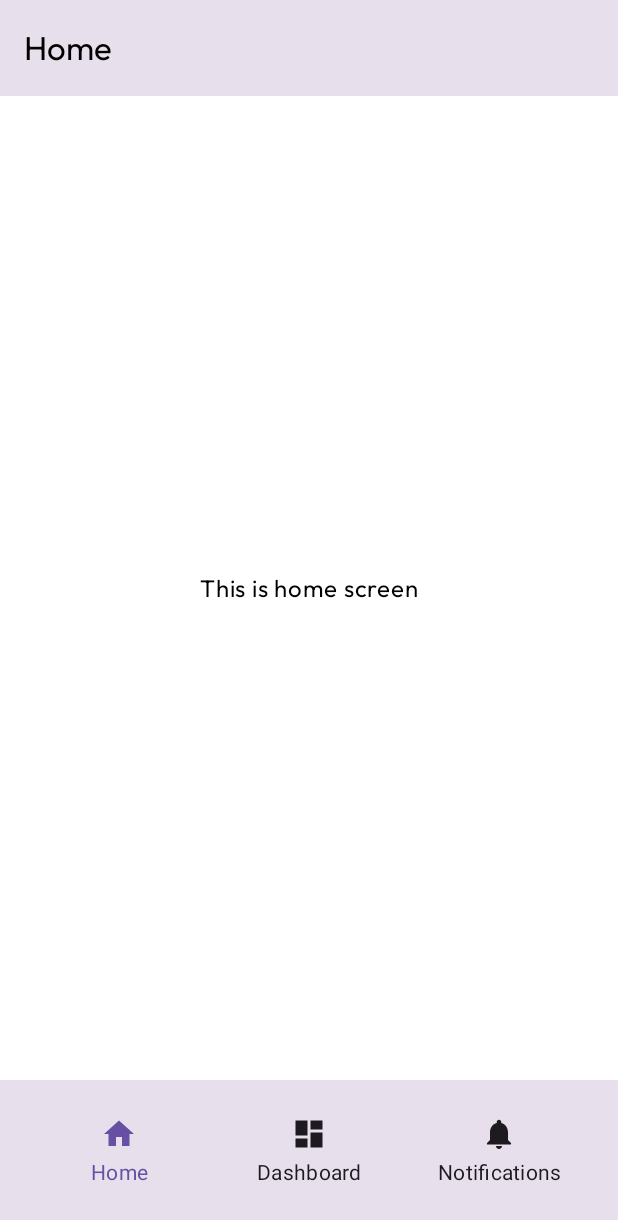
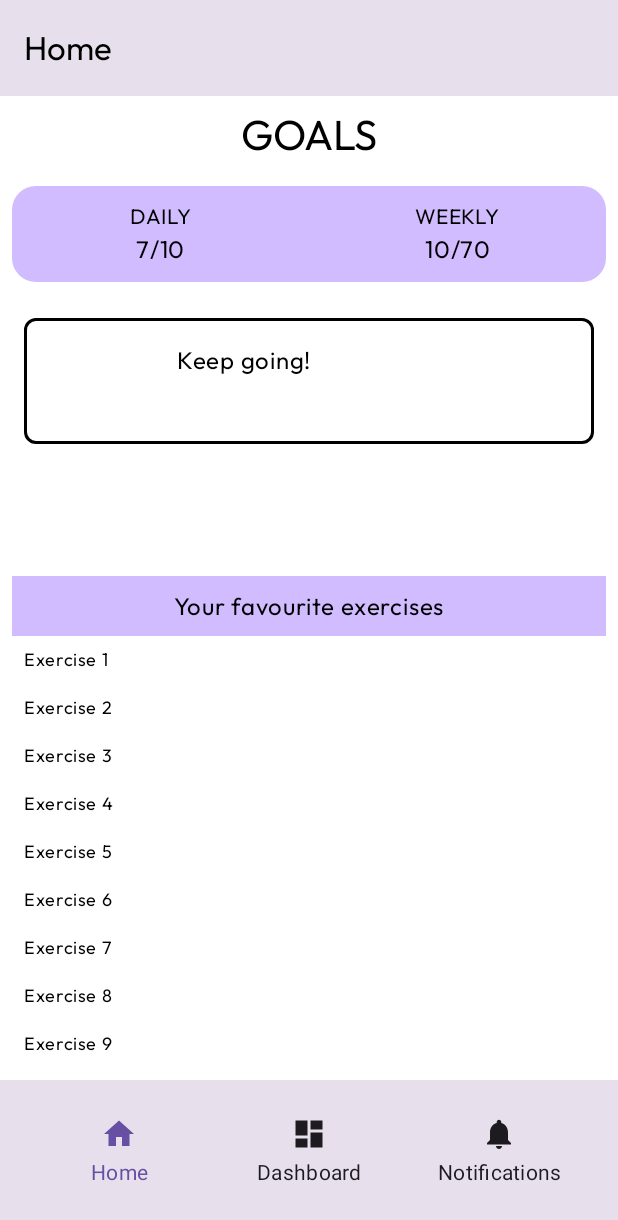
Before and after one commit to cristiangoncas/SnackMovement, an Android app built with Jetpack Compose: the screen it shows after launch (MainActivity), on a phone screen of 412 x 824 dp. Shown: the top 1220 px of the screen. Run offline under Robolectric (Android 15) with nearby library versions, the phone set to English and light mode, and no system bars.

Commit message:
Implementation of home screen

```diff
--- a/app/src/main/java/com/cristiangoncas/snackmovement/ui/dashboard/DashboardScreen.kt
+++ b/app/src/main/java/com/cristiangoncas/snackmovement/ui/dashboard/DashboardScreen.kt
@@ -26,7 +26,6 @@ fun DashboardScreen(
     viewModel: DashboardViewModel = viewModel(),
 ) {
     val state = viewModel.state.collectAsState()
-
     Screen {
         Scaffold(
             topBar = {
--- a/app/src/main/java/com/cristiangoncas/snackmovement/ui/home/HomeScreen.kt
+++ b/app/src/main/java/com/cristiangoncas/snackmovement/ui/home/HomeScreen.kt
@@ -1,9 +1,19 @@
 package com.cristiangoncas.snackmovement.ui.home
 
 import androidx.compose.foundation.background
+import androidx.compose.foundation.border
+import androidx.compose.foundation.layout.Arrangement
 import androidx.compose.foundation.layout.Box
+import androidx.compose.foundation.layout.Column
+import androidx.compose.foundation.layout.Row
 import androidx.compose.foundation.layout.fillMaxSize
+import androidx.compose.foundation.layout.fillMaxWidth
+import androidx.compose.foundation.layout.height
 import androidx.compose.foundation.layout.padding
+import androidx.compose.foundation.lazy.LazyColumn
+import androidx.compose.foundation.lazy.items
+import androidx.compose.foundation.shape.RoundedCornerShape
+import androidx.compose.material3.CircularProgressIndicator
 import androidx.compose.material3.ExperimentalMaterial3Api
 import androidx.compose.material3.MaterialTheme
 import androidx.compose.material3.Scaffold
@@ -14,8 +24,10 @@ import androidx.compose.runtime.Composable
 import androidx.compose.runtime.collectAsState
 import androidx.compose.ui.Alignment
 import androidx.compose.ui.Modifier
+import androidx.compose.ui.graphics.Color
 import androidx.compose.ui.res.stringResource
 import androidx.compose.ui.tooling.preview.Preview
+import androidx.compose.ui.unit.dp
 import androidx.lifecycle.viewmodel.compose.viewModel
 import com.cristiangoncas.snackmovement.R
 import com.cristiangoncas.snackmovement.ui.Screen
@@ -25,8 +37,6 @@ import com.cristiangoncas.snackmovement.ui.Screen
 fun HomeScreen(
     viewModel: HomeViewModel = viewModel(),
 ) {
-    val state = viewModel.state.collectAsState()
-
     Screen {
         Scaffold(
             topBar = {
@@ -40,19 +50,138 @@ fun HomeScreen(
                 )
             },
         ) { padding ->
+            val state = viewModel.state.collectAsState()
+            if (state.value.loading) {
                 Box(
                     modifier = Modifier
-                    .background(MaterialTheme.colorScheme.surface)
                         .fillMaxSize()
                         .padding(padding),
+                    contentAlignment = Alignment.Center
+                ) {
+                    CircularProgressIndicator()
+                }
+            }
+            Column(
+                modifier = Modifier
+                    .padding(padding)
+                    .fillMaxWidth()
+            ) {
+                Row(
+                    modifier = Modifier
+                        .fillMaxWidth()
+                        .padding(8.dp),
+                    horizontalArrangement = Arrangement.Center
                 ) {
                     Text(
-                    text = state.value.text,
+                        text = "GOALS",
                         color = MaterialTheme.colorScheme.onSurface,
-                    modifier = Modifier.align(Alignment.Center),
+                        style = MaterialTheme.typography.headlineMedium
+                    )
+
+                }
+                Row(
+                    modifier = Modifier
+                        .fillMaxWidth()
+                        .weight(0.25f)
+                        .padding(8.dp)
+                        .background(
+                            MaterialTheme.colorScheme.inversePrimary,
+                            RoundedCornerShape(16.dp)
+                        ),
+                    horizontalArrangement = Arrangement.Center
+                ) {
+                    Column(
+                        modifier = Modifier
+                            .weight(1f)
+                            .fillMaxSize()
+                            .padding(8.dp),
+                        verticalArrangement = Arrangement.Center,
+                        horizontalAlignment = Alignment.CenterHorizontally
+                    ) {
+                        Text(
+                            text = "DAILY",
+                            color = MaterialTheme.colorScheme.onSurface,
+                            style = MaterialTheme.typography.bodyMedium
+                        )
+                        Text(text = "7/10")
+                    }
+                    Column(
+                        modifier = Modifier
+                            .weight(1f)
+                            .fillMaxSize()
+                            .padding(8.dp),
+                        verticalArrangement = Arrangement.Center,
+                        horizontalAlignment = Alignment.CenterHorizontally
+                    ) {
+                        Text(
+                            text = "WEEKLY",
+                            color = MaterialTheme.colorScheme.onSurface,
+                            style = MaterialTheme.typography.bodyMedium
+                        )
+                        Text(text = "10/70")
+                    }
+                }
+
+                Box(
+                    modifier = Modifier
+                        .fillMaxWidth()
+                        .weight(0.36f)
+                        .padding(16.dp)
+                        .border(2.dp, Color.Black, RoundedCornerShape(8.dp))
+                        .background(MaterialTheme.colorScheme.onPrimary, RoundedCornerShape(4.dp)),
+                ) {
+                    Text(
+                        text = state.value.motivationalQuote,
+                        modifier = Modifier
+                            .padding(16.dp)
+                            .align(Alignment.Center)
+                    )
+                }
+
+                LazyColumn(
+                    modifier = Modifier.padding(8.dp),
+                    contentPadding = padding
+                ) {
+                    item {
+                        Box(
+                            modifier = Modifier
+                                .fillMaxWidth()
+                                .height(40.dp)
+                                .background(MaterialTheme.colorScheme.inversePrimary)
+                        ) {
+                            Text(
+                                text = stringResource(R.string.your_favourite_exercises),
+                                modifier = Modifier.align(Alignment.Center)
                             )
                         }
                     }
+                    items(exercises) { exercise ->
+                        ExerciseItem(exercise = exercise)
+                    }
+                    viewModel.onUiReady()
+                }
+
+
+            }
+
+        }
+    }
+}
+
+@Composable
+fun ExerciseItem(exercise: Exercise) {
+    Row(
+        modifier = Modifier
+            .fillMaxWidth()
+            .padding(8.dp),
+        verticalAlignment = Alignment.CenterVertically
+    ) {
+        Text(
+            text = exercise.name,
+            style = MaterialTheme.typography.bodySmall,
+            maxLines = 1,
+            modifier = Modifier
+        )
     }
 }
 
--- a/app/src/main/java/com/cristiangoncas/snackmovement/ui/home/HomeViewModel.kt
+++ b/app/src/main/java/com/cristiangoncas/snackmovement/ui/home/HomeViewModel.kt
@@ -1,15 +1,37 @@
 package com.cristiangoncas.snackmovement.ui.home
 
 import androidx.lifecycle.ViewModel
+import androidx.lifecycle.viewModelScope
 import kotlinx.coroutines.flow.MutableStateFlow
 import kotlinx.coroutines.flow.asStateFlow
+import kotlinx.coroutines.launch
+
 
 class HomeViewModel : ViewModel() {
 
     private val _state = MutableStateFlow(UIState())
-    val state get() = _state.asStateFlow()
+    val state get()= _state.asStateFlow()
+
+    fun onUiReady(){
+        viewModelScope.launch {
+            _state.value = UIState(loading = true)
+            _state.value = UIState(loading = false, exercises = listOf("Running","Walking","Cycling","Dancing"))
+        }
+    }
+
+    data class UIState(
+        val loading: Boolean = false,
+        val motivationalQuote: String = "Keep going!\n\n Your doing a great job!",
+        val exercises: List<String> = emptyList()
+    )
+
 }
 
-data class UIState(
-    val text: String = "This is home screen",
-)
+data class Exercise (val id: Int, val name: String, val description: String)
+
+val exercises =(1 until 10).map {
+    Exercise(
+        id = it,
+        name="Exercise $it",
+        "Description $it")
+}
--- a/app/src/main/res/values/strings.xml
+++ b/app/src/main/res/values/strings.xml
@@ -3,4 +3,5 @@
     <string name="title_home">Home</string>
     <string name="title_dashboard">Dashboard</string>
     <string name="title_notifications">Notifications</string>
+    <string name="your_favourite_exercises">Your favourite exercises</string>
 </resources>
--- a/gradle/libs.versions.toml
+++ b/gradle/libs.versions.toml
@@ -1,5 +1,5 @@
 [versions]
-agp = "8.7.2"
+agp = "8.7.3"
 kotlin = "2.1.0"
 kotlinxSerialization = "1.6.3"
 coreKtx = "1.15.0"
@@ -12,11 +12,11 @@ constraintlayout = "2.2.0"
 lifecycleRuntimeKtx = "2.8.7"
 lifecycleLivedataKtx = "2.8.7"
 lifecycleViewmodelKtx = "2.8.7"
-navigationFragmentKtx = "2.8.5"
-navigationUiKtx = "2.8.5"
-composeBom = "2025.01.00"
+navigationFragmentKtx = "2.8.7"
+navigationUiKtx = "2.8.7"
+composeBom = "2025.02.00"
 activityCompose = "1.10.0"
-navigationCompose = "2.8.5"
+navigationCompose = "2.8.7"
 roomVersion = "2.6.1"
 
 [libraries]
```
Lines whose indentation alone changed are shown as unchanged.
